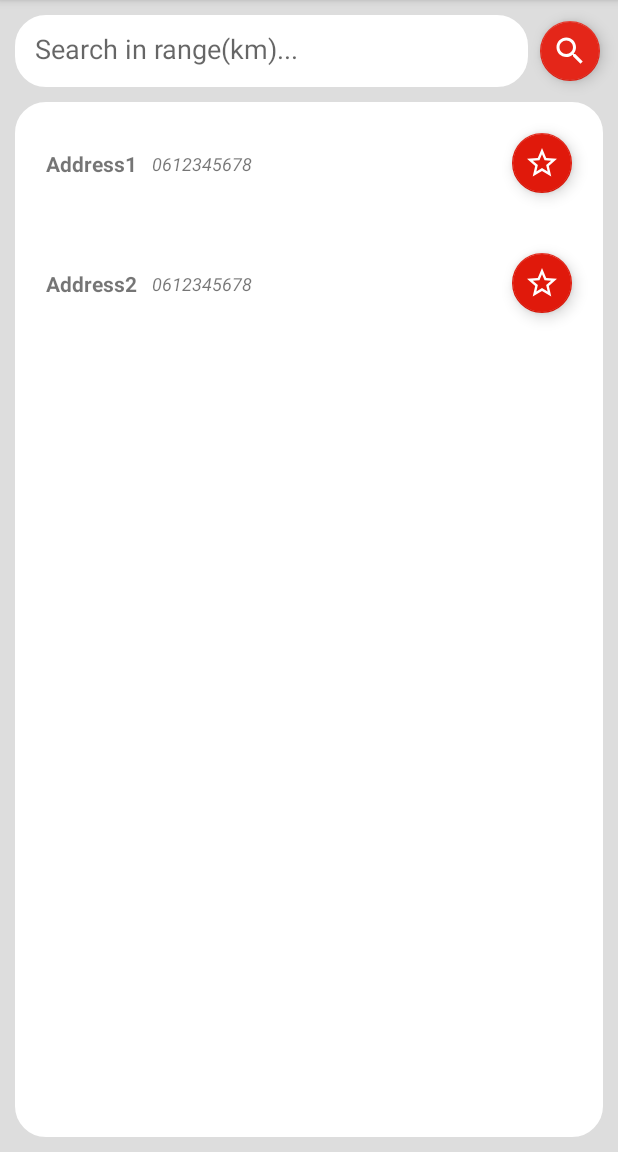
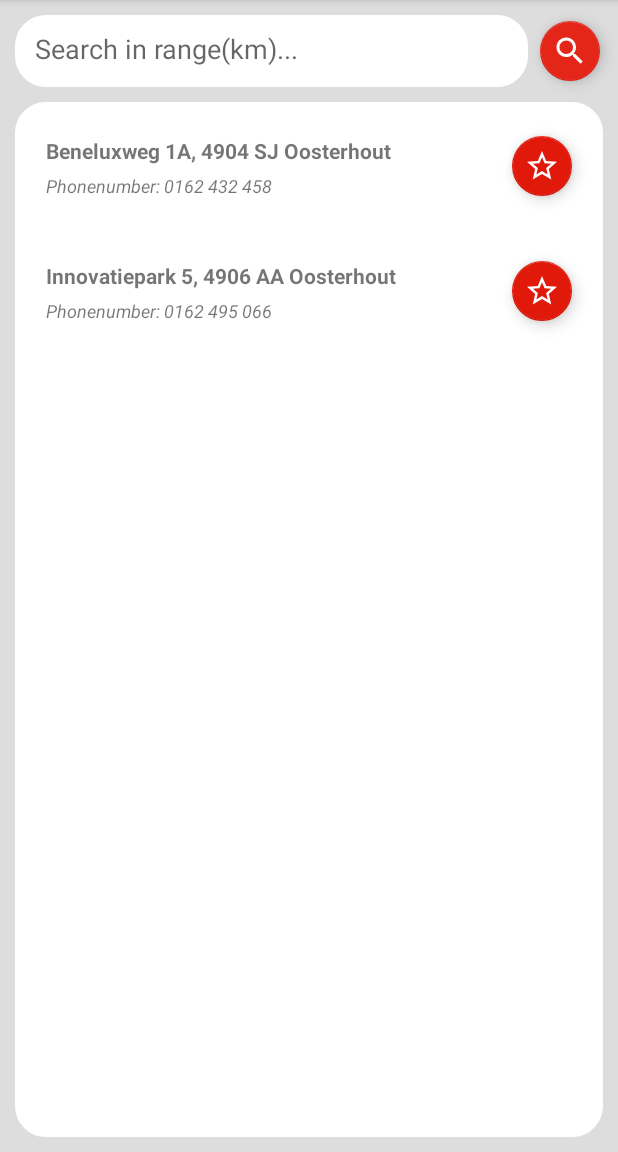
Before and after one commit to Kstrik/Eindopdracht_Client_Side_Development, an Android app: the screen it shows after launch (McDonaldsSelection), on a phone screen of 412 x 824 dp, the part 84-1236 px from its top. Run offline under Robolectric (Android 15) with nearby library versions, the phone set to English and light mode, and no system bars.

Commit message:
Some changes

```diff
--- a/app/src/debug/res/values/google_maps_api.xml
+++ b/app/src/debug/res/values/google_maps_api.xml
@@ -20,5 +20,5 @@
     Once you have your key (it starts with "AIza"), replace the "google_maps_key"
     string in this file.
     -->
-    <string name="google_maps_key" templateMergeStrategy="preserve" translatable="false">dc195ddd-af25-4ca6-a090-7d310d20c502</string>
+    <string name="google_maps_key" templateMergeStrategy="preserve" translatable="false">AIzaSyBKxtPPVVuoYudLrt9YMvOMSp9RkI6uo1g</string>
 </resources>
--- a/app/src/main/java/com/example/eindopdracht_client_side_development_app/util/DirectionsAPIManager.java
+++ b/app/src/main/java/com/example/eindopdracht_client_side_development_app/util/DirectionsAPIManager.java
@@ -54,7 +54,7 @@ public class DirectionsAPIManager implements Response.Listener, Response.ErrorLi
         String url = "http://145.48.6.80:3000/directions?"
                 + "origin=" + startLocation.latitude + "," + startLocation.longitude
                 + "&destination=" + endLocation.latitude + "," + endLocation.longitude
-                + "&mode=walking"
+                + "&mode=driving"
                 + "&key=" + this.context.getResources().getString(R.string.google_directions_key);
 
         return url;
--- a/app/src/main/java/com/example/eindopdracht_client_side_development_app/util/LocationAPIManager.java
+++ b/app/src/main/java/com/example/eindopdracht_client_side_development_app/util/LocationAPIManager.java
@@ -56,7 +56,7 @@ public class LocationAPIManager
     {
         this.fushedLocationProviderClient = LocationServices.getFusedLocationProviderClient(this.activity.getApplicationContext());
         LocationRequest locationRequest = LocationRequest.create();
-        locationRequest.setInterval(5000).setFastestInterval(5000).setPriority(LocationRequest.PRIORITY_BALANCED_POWER_ACCURACY);
+        locationRequest.setInterval(500).setFastestInterval(500).setPriority(LocationRequest.PRIORITY_BALANCED_POWER_ACCURACY);
 
         LocationCallback locationCallback = new LocationCallback()
         {
--- a/app/src/main/java/com/example/eindopdracht_client_side_development_app/util/MapUtils.java
+++ b/app/src/main/java/com/example/eindopdracht_client_side_development_app/util/MapUtils.java
@@ -11,7 +11,8 @@ public class MapUtils
 {
     public static Pair<LatLng, LatLng> getClosestLine(ArrayList<LatLng> pathSegment, LatLng point)
     {
-        Pair<LatLng, LatLng> closestLine = new Pair<LatLng, LatLng>(new LatLng(0, 0), new LatLng(0, 0));
+        //Pair<LatLng, LatLng> closestLine = new Pair<LatLng, LatLng>(new LatLng(0, 0), new LatLng(0, 0));
+        Pair<LatLng, LatLng> closestLine = null;
         double closestDistance = 999999999;
 
         for(int i = 0; i <= pathSegment.size() - 2; i++)
--- a/app/src/main/java/com/example/eindopdracht_client_side_development_app/views/McDonaldsAdapter.java
+++ b/app/src/main/java/com/example/eindopdracht_client_side_development_app/views/McDonaldsAdapter.java
@@ -1,5 +1,6 @@
 package com.example.eindopdracht_client_side_development_app.views;
 
+import android.content.Context;
 import android.content.Intent;
 import android.graphics.drawable.Drawable;
 import android.view.LayoutInflater;
@@ -22,10 +23,12 @@ import java.util.ArrayList;
 public class McDonaldsAdapter extends RecyclerView.Adapter<McDonaldsAdapter.McDonaldsViewHolder>
 {
     private ArrayList<McDonalds> dataset;
+    private Context context;
 
-    public McDonaldsAdapter(ArrayList<McDonalds> dataset)
+    public McDonaldsAdapter(ArrayList<McDonalds> dataset, Context context)
     {
         this.dataset = dataset;
+        this.context = context;
     }
 
     private ViewGroup parent;
@@ -46,7 +49,7 @@ public class McDonaldsAdapter extends RecyclerView.Adapter<McDonaldsAdapter.McDo
     {
         final McDonalds mcDonalds = dataset.get(position);
         holder.address.setText(mcDonalds.getAddress());
-        holder.phoneNumber.setText(mcDonalds.getPhoneNumber());
+        holder.phoneNumber.setText(this.context.getString(R.string.phonenumber) + " " + mcDonalds.getPhoneNumber());
 
         final FloatingActionButton favoriteButton = holder.favoriteButton;
         favoriteButton.setImageResource((mcDonalds.isFavorite()) ?  R.drawable.ic_star_white_24dp : R.drawable.ic_star_border_white_24dp);
--- a/app/src/main/java/com/example/eindopdracht_client_side_development_app/views/McDonaldsSelection.java
+++ b/app/src/main/java/com/example/eindopdracht_client_side_development_app/views/McDonaldsSelection.java
@@ -42,11 +42,11 @@ public class McDonaldsSelection extends AppCompatActivity implements LocationAPI
         //this.mcDonaldsList = this.databaseHandler.getAllGames();
 
         this.mcDonaldsList = new ArrayList<McDonalds>();
-        this.mcDonaldsList.add(new McDonalds(0, "Address1", "0612345678", new LatLng(50.40, 4.50)));
-        this.mcDonaldsList.add(new McDonalds(1, "Address2", "0612345678", new LatLng(51.40, 4.60)));
+        this.mcDonaldsList.add(new McDonalds(0, "Beneluxweg 1A, 4904 SJ Oosterhout", "0162 432 458", new LatLng(51.626340, 4.869013)));
+        this.mcDonaldsList.add(new McDonalds(1, "Innovatiepark 5, 4906 AA Oosterhout", "0162 495 066", new LatLng(51.673810, 4.824350)));
 
         this.recyclerView.setLayoutManager(new GridLayoutManager(this, 1, GridLayoutManager.VERTICAL, false));
-        this.mcDonaldsAdapter = new McDonaldsAdapter(this.mcDonaldsList);
+        this.mcDonaldsAdapter = new McDonaldsAdapter(this.mcDonaldsList, getApplicationContext());
 
         this.recyclerView.setAdapter(this.mcDonaldsAdapter);
 
--- a/app/src/main/res/layout/mcdonalds_list_item.xml
+++ b/app/src/main/res/layout/mcdonalds_list_item.xml
@@ -12,7 +12,6 @@
         android:layout_width="wrap_content"
         android:layout_height="wrap_content"
         android:layout_marginStart="20dp"
-        android:layout_marginTop="20dp"
         android:layout_marginBottom="20dp"
         android:text="[Address]"
         android:textStyle="bold"
@@ -39,15 +38,14 @@
         android:id="@+id/lbl_PhoneNumber"
         android:layout_width="wrap_content"
         android:layout_height="wrap_content"
-        android:layout_marginStart="10dp"
-        android:layout_marginTop="20dp"
+        android:layout_marginTop="5dp"
         android:layout_marginBottom="20dp"
         android:text="[PhoneNumber]"
         android:textSize="12sp"
         android:textStyle="italic"
         app:layout_constraintBottom_toBottomOf="parent"
-        app:layout_constraintStart_toEndOf="@+id/lbl_Address"
-        app:layout_constraintTop_toTopOf="parent" />
+        app:layout_constraintStart_toStartOf="@+id/lbl_Address"
+        app:layout_constraintTop_toBottomOf="@+id/lbl_Address" />
 
     <TextView
         android:id="@+id/lbl_Distance"
--- a/app/src/main/res/values/strings.xml
+++ b/app/src/main/res/values/strings.xml
@@ -3,4 +3,6 @@
     <string name="title_activity_maps">Map</string>
     <string name="search_mcdonalds_in_range_hint">Search in range(km)...</string>
     <string name="incorrect_input_notification">Incorrect input!</string>
+
+    <string name="phonenumber">Phonenumber:</string>
 </resources>
```
Also changed, not shown: app/src/main/AndroidManifest.xml (+7 -1 lines), app/src/main/java/com/example/eindopdracht_client_side_development_app/views/MapsActivity.java (+99 -3 lines).
